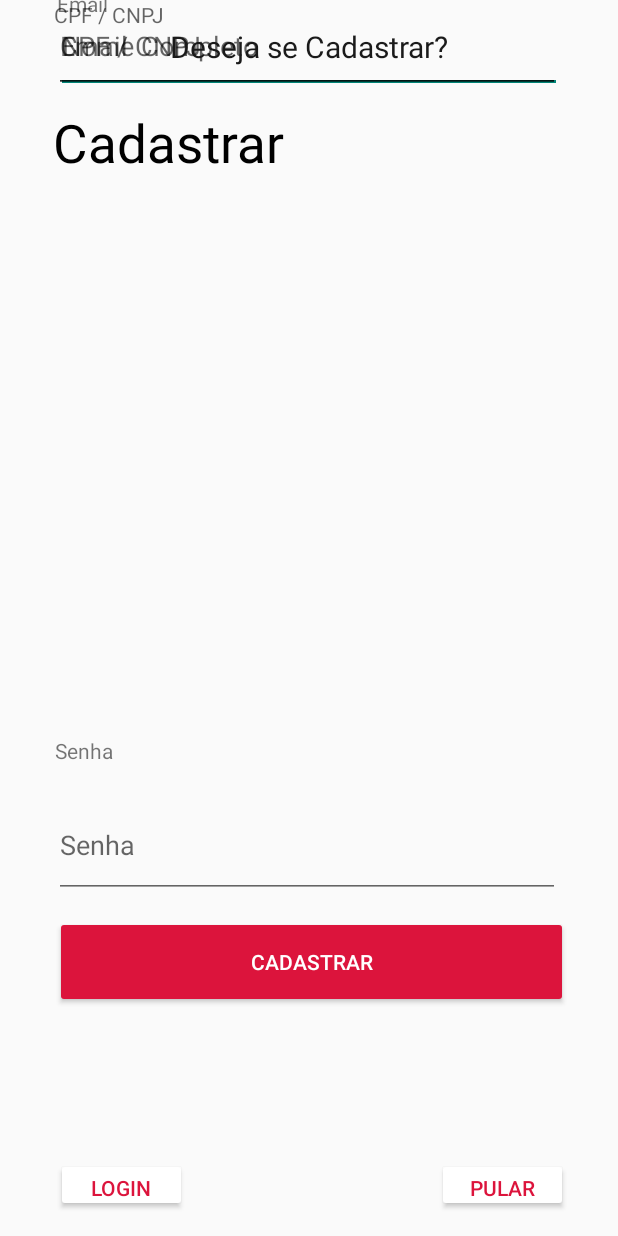
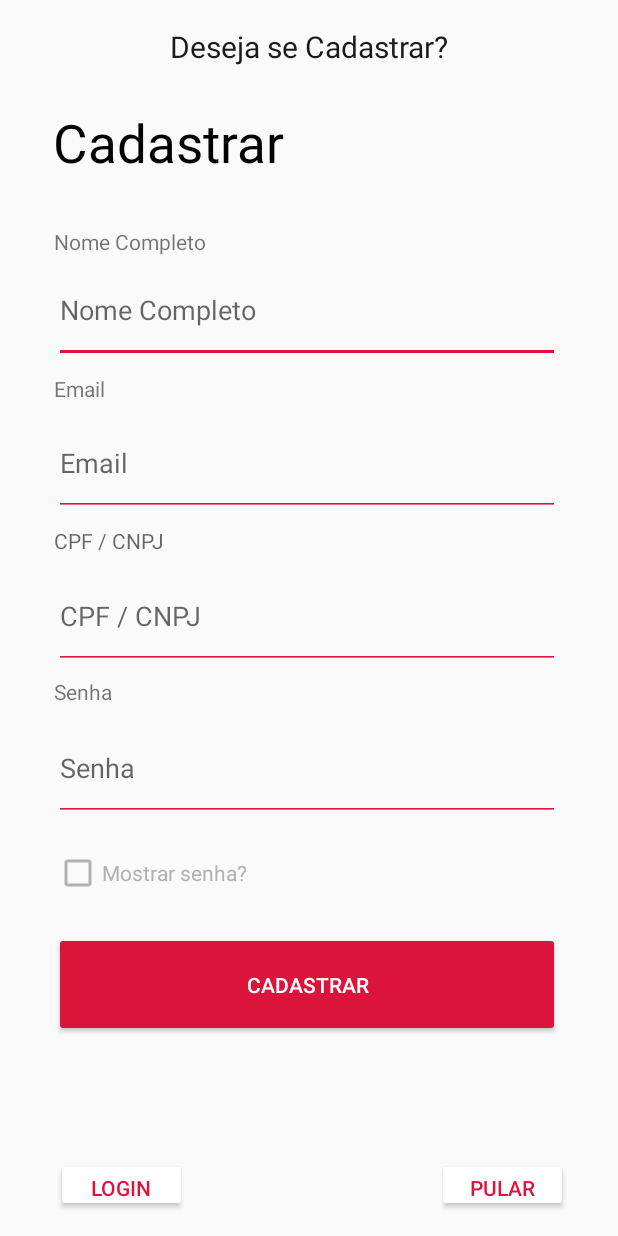
Before and after one commit to LeonardoEckertMarques/icarealot, an Android app: the layout activity_cadastro.xml on its own in the app's theme, with its tools: preview values and no code run, on a phone screen of 412 x 824 dp. Run offline under Robolectric (Android 15) with nearby library versions, the light colour scheme and no system bars.

Commit message:
Cadastro e ajustes em todas as telas!!

```diff
--- a/app/src/main/AndroidManifest.xml
+++ b/app/src/main/AndroidManifest.xml
@@ -9,9 +9,10 @@
         android:roundIcon="@mipmap/ic_launcher_round"
         android:supportsRtl="true"
         android:theme="@style/Theme.Icarealot">
-        <activity android:name=".Login"></activity>
+        <activity android:name=".Cadastro"></activity>
+        <activity android:name=".Login" />
         <activity android:name=".TelaInicial" />
-        <activity android:name=".Permissions" />
+        <activity android:name=".Starting" />
         <activity android:name=".MainActivity">
             <intent-filter>
                 <action android:name="android.intent.action.MAIN" />
--- a/app/src/main/java/com/example/icarealot/MainActivity.java
+++ b/app/src/main/java/com/example/icarealot/MainActivity.java
@@ -5,7 +5,6 @@ import androidx.appcompat.app.AppCompatActivity;
 import android.content.Intent;
 import android.os.Bundle;
 import android.os.Handler;
-import android.view.WindowManager;
 
 public class MainActivity extends AppCompatActivity  {
 
@@ -16,7 +15,7 @@ public class MainActivity extends AppCompatActivity  {
         new Handler().postDelayed(new Runnable() {
             @Override
             public void run() {
-                startActivity(new Intent(MainActivity.this, Permissions.class));
+                startActivity(new Intent(MainActivity.this, Starting.class));
                 finish();
             }
         }, 3000);
--- a/app/src/main/res/layout/activity_cadastro.xml
+++ b/app/src/main/res/layout/activity_cadastro.xml
@@ -1,6 +1,5 @@
 <?xml version="1.0" encoding="utf-8"?>
-<androidx.constraintlayout.widget.ConstraintLayout
-    xmlns:android="http://schemas.android.com/apk/res/android"
+<androidx.constraintlayout.widget.ConstraintLayout xmlns:android="http://schemas.android.com/apk/res/android"
     xmlns:app="http://schemas.android.com/apk/res-auto"
     xmlns:tools="http://schemas.android.com/tools"
     android:layout_width="match_parent"
@@ -9,13 +8,102 @@
     <EditText
         android:id="@+id/usuario"
         android:layout_width="337dp"
-        android:layout_height="62dp"
+        android:layout_height="70dp"
         android:ems="10"
         android:hint="@string/login_nome_tv"
         android:inputType="textPersonName"
+        android:backgroundTint="@color/end"
+        app:layout_constraintBottom_toBottomOf="parent"
         app:layout_constraintEnd_toEndOf="parent"
+        app:layout_constraintHorizontal_bias="0.486"
         app:layout_constraintStart_toStartOf="parent"
-        tools:layout_editor_absoluteY="162dp" />
+        app:layout_constraintTop_toTopOf="parent"
+        app:layout_constraintVertical_bias="0.228" />
+
+    <EditText
+        android:id="@+id/cpf_cnpj"
+        android:layout_width="337dp"
+        android:layout_height="70dp"
+        android:ems="10"
+        android:hint="@string/login_cpf_cnpj_tv"
+        android:inputType="textPersonName"
+        android:backgroundTint="@color/end"
+        app:layout_constraintBottom_toBottomOf="parent"
+        app:layout_constraintEnd_toEndOf="parent"
+        app:layout_constraintHorizontal_bias="0.486"
+        app:layout_constraintStart_toStartOf="parent"
+        app:layout_constraintTop_toTopOf="parent"
+        app:layout_constraintVertical_bias="0.499" />
+
+    <TextView
+        android:id="@+id/login_cpf_cnpj_tv"
+        android:layout_width="wrap_content"
+        android:layout_height="wrap_content"
+        android:hint="@string/login_cpf_cnpj_tv"
+        app:layout_constraintBottom_toBottomOf="parent"
+        app:layout_constraintEnd_toEndOf="parent"
+        app:layout_constraintHorizontal_bias="0.106"
+        app:layout_constraintStart_toStartOf="parent"
+        app:layout_constraintTop_toTopOf="parent"
+        app:layout_constraintVertical_bias="0.436" />
+
+    <TextView
+        android:id="@+id/login_nome_tv"
+        android:layout_width="wrap_content"
+        android:layout_height="wrap_content"
+        android:text="@string/login_nome_tv"
+        app:layout_constraintBottom_toBottomOf="parent"
+        app:layout_constraintEnd_toEndOf="parent"
+        app:layout_constraintHorizontal_bias="0.116"
+        app:layout_constraintStart_toStartOf="parent"
+        app:layout_constraintTop_toTopOf="parent"
+        app:layout_constraintVertical_bias="0.188" />
+
+
+    <Button
+        android:id="@+id/btn_cadastro"
+        android:layout_width="337dp"
+        android:layout_height="70dp"
+        android:width="38mm"
+        android:backgroundTint="@color/end"
+        android:text="@string/login_cadastrar"
+        android:textColor="@color/white"
+        app:layout_constraintBottom_toBottomOf="parent"
+        app:layout_constraintEnd_toEndOf="parent"
+        app:layout_constraintHorizontal_bias="0.486"
+        app:layout_constraintStart_toStartOf="parent"
+        app:layout_constraintTop_toTopOf="parent"
+        app:layout_constraintVertical_bias="0.824" />
+
+    <ProgressBar
+        android:id="@+id/cadastro_progessbar"
+        style="@style/Widget.AppCompat.ProgressBar.Horizontal"
+        android:layout_width="wrap_content"
+        android:layout_height="wrap_content"
+        android:indeterminate="true"
+        android:indeterminateTint="@color/white"
+        android:visibility="invisible"
+        app:layout_constraintBottom_toBottomOf="parent"
+        app:layout_constraintEnd_toEndOf="parent"
+        app:layout_constraintHorizontal_bias="0.506"
+        app:layout_constraintStart_toStartOf="parent"
+        app:layout_constraintTop_toTopOf="parent"
+        app:layout_constraintVertical_bias="0.878" />
+
+    <EditText
+        android:id="@+id/senha"
+        android:layout_width="337dp"
+        android:layout_height="70dp"
+        android:ems="10"
+        android:hint="@string/login_senha_tv"
+        android:inputType="textPassword"
+        android:backgroundTint="@color/end"
+        app:layout_constraintBottom_toBottomOf="parent"
+        app:layout_constraintEnd_toEndOf="parent"
+        app:layout_constraintHorizontal_bias="0.486"
+        app:layout_constraintStart_toStartOf="parent"
+        app:layout_constraintTop_toTopOf="parent"
+        app:layout_constraintVertical_bias="0.633" />
 
     <TextView
         android:id="@+id/login_senha_tv"
@@ -24,110 +112,39 @@
         android:text="@string/login_senha_tv"
         app:layout_constraintBottom_toBottomOf="parent"
         app:layout_constraintEnd_toEndOf="parent"
-        app:layout_constraintHorizontal_bias="0.099"
+        app:layout_constraintHorizontal_bias="0.096"
         app:layout_constraintStart_toStartOf="parent"
         app:layout_constraintTop_toTopOf="parent"
-        app:layout_constraintVertical_bias="0.61" />
+        app:layout_constraintVertical_bias="0.561" />
 
     <EditText
-        android:id="@+id/cpf_cnpj"
+        android:id="@+id/email"
         android:layout_width="337dp"
-        android:layout_height="62dp"
-        android:layout_marginStart="36dp"
-        android:layout_marginEnd="38dp"
+        android:layout_height="70dp"
         android:ems="10"
-        android:hint="@string/login_cpf_cnpj_tv"
-        android:inputType="textPersonName"
-        app:layout_constraintEnd_toEndOf="parent"
-        app:layout_constraintHorizontal_bias="0.0"
-        app:layout_constraintStart_toStartOf="parent"
-        tools:layout_editor_absoluteY="358dp" />
-
-    <TextView
-        android:id="@+id/login_nome_tv"
-        android:layout_width="wrap_content"
-        android:layout_height="wrap_content"
-        android:layout_marginBottom="4dp"
-        android:text="@string/login_nome_tv"
-        app:layout_constraintBottom_toTopOf="@+id/usuario"
-        app:layout_constraintEnd_toEndOf="parent"
-        app:layout_constraintHorizontal_bias="0.119"
-        app:layout_constraintStart_toStartOf="parent" />
-
-    <Button
-        android:id="@+id/btn_cadastro"
-        android:layout_width="342dp"
-        android:layout_height="61dp"
-        android:width="38mm"
+        android:hint="@string/login_email_tv"
+        android:inputType="textEmailAddress"
         android:backgroundTint="@color/end"
-        android:text="@string/login_cadastrar"
-        android:textColor="@color/white"
         app:layout_constraintBottom_toBottomOf="parent"
         app:layout_constraintEnd_toEndOf="parent"
-        app:layout_constraintHorizontal_bias="0.521"
+        app:layout_constraintHorizontal_bias="0.486"
         app:layout_constraintStart_toStartOf="parent"
         app:layout_constraintTop_toTopOf="parent"
-        app:layout_constraintVertical_bias="0.801" />
+        app:layout_constraintVertical_bias="0.363" />
 
     <TextView
         android:id="@+id/login_email_tv"
         android:layout_width="wrap_content"
         android:layout_height="wrap_content"
         android:layout_marginStart="36dp"
-        android:layout_marginTop="10dp"
         android:layout_marginEnd="340dp"
         android:text="@string/login_email_tv"
-        app:layout_constraintBottom_toTopOf="@+id/email"
-        app:layout_constraintEnd_toEndOf="parent"
-        app:layout_constraintHorizontal_bias="1.0"
-        app:layout_constraintStart_toStartOf="parent"
-        app:layout_constraintTop_toBottomOf="@+id/usuario"
-        app:layout_constraintVertical_bias="0.875" />
-
-    <TextView
-        android:id="@+id/login_cpf_cnpj_tv"
-        android:layout_width="wrap_content"
-        android:layout_height="wrap_content"
-        android:layout_marginStart="36dp"
-        android:layout_marginEnd="317dp"
-        android:hint="@string/login_cpf_cnpj_tv"
+        app:layout_constraintBottom_toBottomOf="parent"
         app:layout_constraintEnd_toEndOf="parent"
         app:layout_constraintHorizontal_bias="0.0"
         app:layout_constraintStart_toStartOf="parent"
-        tools:layout_editor_absoluteY="337dp" />
-
-    <EditText
-        android:id="@+id/senha"
-        android:layout_width="337dp"
-        android:layout_height="70dp"
-        android:layout_marginStart="36dp"
-        android:layout_marginTop="1dp"
-        android:layout_marginEnd="44dp"
-        android:layout_marginBottom="12dp"
-        android:ems="10"
-        android:hint="@string/login_senha_tv"
-        android:inputType="textPassword"
-        app:layout_constraintBottom_toTopOf="@+id/btn_cadastro"
-        app:layout_constraintEnd_toEndOf="parent"
-        app:layout_constraintHorizontal_bias="0.0"
-        app:layout_constraintStart_toStartOf="parent"
-        app:layout_constraintTop_toBottomOf="@+id/login_senha_tv"
-        app:layout_constraintVertical_bias="1.0" />
-
-    <EditText
-        android:id="@+id/email"
-        android:layout_width="337dp"
-        android:layout_height="62dp"
-        android:layout_marginStart="36dp"
-        android:layout_marginEnd="40dp"
-        android:ems="10"
-        android:hint="@string/login_email_tv"
-        android:inputType="textEmailAddress"
-        app:layout_constraintEnd_toEndOf="parent"
-        app:layout_constraintHorizontal_bias="0.0"
-        app:layout_constraintStart_toStartOf="parent"
-        tools:layout_editor_absoluteY="261dp" />
-
+        app:layout_constraintTop_toTopOf="parent"
+        app:layout_constraintVertical_bias="0.31" />
 
     <TextView
         android:id="@+id/textView"
@@ -184,4 +201,18 @@
         app:layout_constraintTop_toTopOf="parent"
         app:layout_constraintVertical_bias="0.022" />
 
+    <CheckBox
+        android:id="@+id/cb_mostrar_senha_cadastro"
+        android:layout_width="337dp"
+        android:layout_height="wrap_content"
+        android:buttonTint="@color/silver"
+        android:text="Mostrar senha?"
+        android:textColor="@color/silver"
+        app:layout_constraintBottom_toBottomOf="parent"
+        app:layout_constraintEnd_toEndOf="parent"
+        app:layout_constraintHorizontal_bias="0.486"
+        app:layout_constraintStart_toStartOf="parent"
+        app:layout_constraintTop_toTopOf="parent"
+        app:layout_constraintVertical_bias="0.715" />
+
 </androidx.constraintlayout.widget.ConstraintLayout>
--- a/app/src/main/res/values/strings.xml
+++ b/app/src/main/res/values/strings.xml
@@ -5,8 +5,7 @@ Padrão utilizado nome da tela + _ + id no layout
     <!-- Nome do Aplicativo -->
     <string name="app_name">I Care a Lot</string>
     <!-- Activity Permissões -->
-    <string name="permissoes_btn">Aceitar</string>
-    <string name="permissoes_top">Pular</string>
+    <string name="permissoes_btn">Avançar</string>
     <string name="permissoes_center_title">Começando...</string>
     <!-- Acitivy Login -->
     <string name="login_top">Deseja se Cadastrar?</string>
--- a/app/src/main/res/values/themes.xml
+++ b/app/src/main/res/values/themes.xml
@@ -4,7 +4,7 @@
         <!-- parent="Theme.MaterialComponents.DayNight.DarkActionBar" -->
         <!-- Primary brand color. -->
         <item name="colorPrimary">@color/purple_500</item>
-        <item name="colorPrimaryVariant">@color/purple_700</item>
+        <!--<item name="colorPrimaryVariant">@color/purple_700</item>-->
         <item name="colorOnPrimary">@color/white</item>
         <!-- Secondary brand color. -->
         <item name="colorSecondary">@color/teal_200</item>
@@ -16,6 +16,7 @@
         <item name="windowActionBar">false</item>
         <item name="colorPrimaryDark">@color/end</item>
         <item name="windowNoTitle">true</item>
+        <item name="colorPrimaryVariant">@color/end</item>
     </style>
     <!--
     <style name="Theme.Icarealot.NoActionBar">
```
Also changed, not shown: app/src/main/java/com/example/icarealot/Cadastro.java (+67 -10 lines), app/src/main/java/com/example/icarealot/Login.java (+15 -0 lines), app/src/main/java/com/example/icarealot/Starting.java (renamed from app/src/main/java/com/example/icarealot/Permissions.java, +5 -7 lines), app/src/main/java/com/example/icarealot/TelaInicial.java (+26 -1 lines), app/src/main/res/layout/activity_login.xml (+19 -20 lines), app/src/main/res/layout/activity_main.xml (+11 -20 lines), app/src/main/res/layout/activity_starting.xml (renamed from app/src/main/res/layout/activity_permissions.xml, +13 -10 lines), app/src/main/res/layout/activity_tela_inicial.xml (+10 -2 lines).
